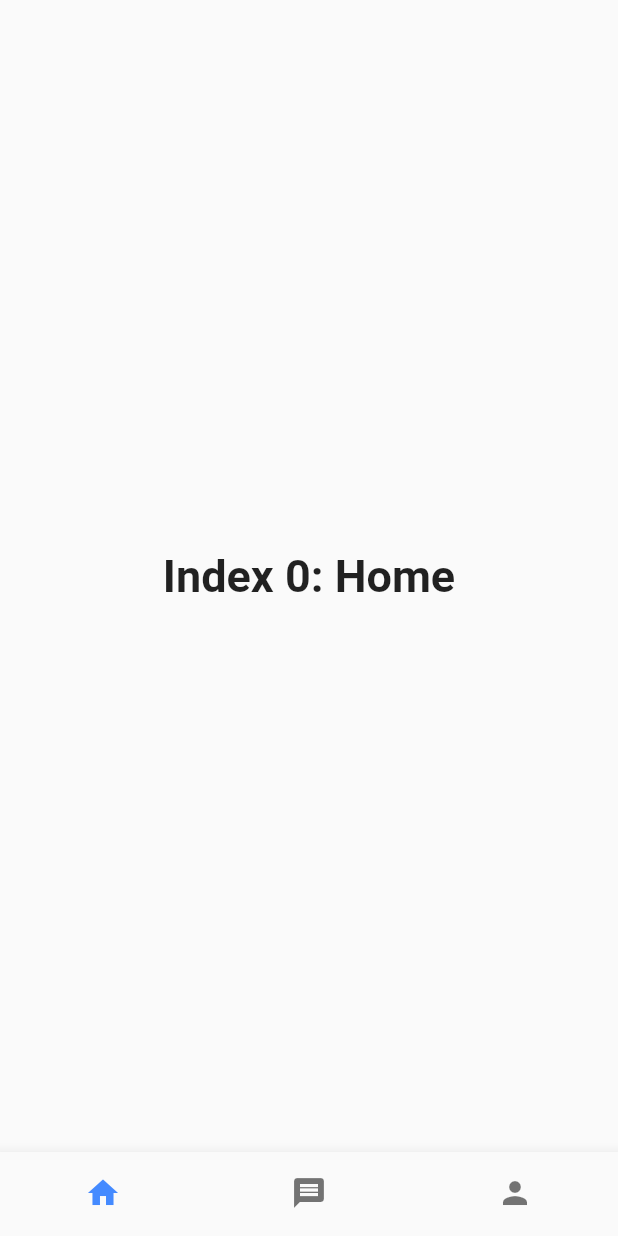
After one commit to Sanliston/MTR_flutter, a Flutter app: the MainScreen screen opened directly, on a phone screen of 412 x 824 dp. The commit adds this screen. Run offline on Flutter 3.47's test engine with Material 2 defaults, Android fonts, the phone set to English and light mode, and no system bars.

Commit message:
Added bottom navigation to main screen

```diff
--- a/lib/controllers/login_controller.dart
+++ b/lib/controllers/login_controller.dart
@@ -1,7 +1,7 @@
 import 'package:flutter/material.dart';
 import 'package:flutter/services.dart';
 import 'package:MTR_flutter/utilities/constants.dart';
-import 'package:MTR_flutter/screens/home_screen.dart';
+import 'package:MTR_flutter/screens/main_screen.dart';
 import 'package:MTR_flutter/screens/login_screen.dart';
 
 
--- a/lib/controllers/signup_controller.dart
+++ b/lib/controllers/signup_controller.dart
@@ -3,7 +3,7 @@ import 'dart:collection';
 import 'package:flutter/material.dart';
 import 'package:flutter/services.dart';
 import 'package:MTR_flutter/utilities/constants.dart';
-import 'package:MTR_flutter/screens/home_screen.dart';
+import 'package:MTR_flutter/screens/main_screen.dart';
 import 'package:MTR_flutter/screens/login_screen.dart';
 
 
--- a/lib/screens/home_screen.dart
+++ /dev/null
@@ -1,14 +0,0 @@
-import 'package:flutter/material.dart';
-import 'package:flutter/services.dart';
-import 'package:MTR_flutter/utilities/constants.dart';
-
-class HomeScreen extends StatelessWidget {
-  Widget build(BuildContext context) {
-    return Scaffold(
-      appBar: AppBar(),
-      body: Center(
-        child: Text('HOME SCREEN'),
-      ),
-    );
-  }
-}
--- a/lib/screens/login_screen.dart
+++ b/lib/screens/login_screen.dart
@@ -1,7 +1,7 @@
 import 'package:flutter/material.dart';
 import 'package:flutter/services.dart';
 import 'package:MTR_flutter/utilities/constants.dart';
-import 'package:MTR_flutter/screens/home_screen.dart';
+import 'package:MTR_flutter/screens/main_screen.dart';
 import 'package:MTR_flutter/screens/signup_screen.dart';
 import 'package:MTR_flutter/controllers/login_controller.dart';
 
@@ -213,7 +213,7 @@ class _LoginScreenState extends State<LoginScreen> {
           //get password from form
           String passwordInput = passwordController.text;
 
-          Widget screen = HomeScreen();
+          Widget screen = MainScreen();
           LoginController loginController = new LoginController.buildContext(context, screen);
           loginController.login(emailInput, passwordInput, isValid);
 
--- /dev/null
+++ b/lib/screens/main_screen.dart
@@ -0,0 +1,77 @@
+import 'package:flutter/material.dart';
+import 'package:flutter/services.dart';
+import 'package:MTR_flutter/utilities/constants.dart';
+
+/*This screen will be made of tabs: Home, Inbox, and Personal
+  link: https://api.flutter.dev/flutter/material/BottomNavigationBar-class.html
+  */
+
+class MainScreen extends StatefulWidget {
+
+  MainScreen({Key key}) : super(key:key);
+
+  @override
+  _MainScreenState createState() => _MainScreenState();
+
+}
+
+class _MainScreenState extends State<MainScreen> {
+
+  int _selectedIndex = 0;
+
+  static const TextStyle optionStyle = TextStyle(
+    fontSize: 30,
+    fontWeight: FontWeight.bold
+  );
+
+  static const List<Widget> _widgetOptions = <Widget> [
+    Text(
+      'Index 0: Home',
+      style: optionStyle,
+    ),
+    Text(
+      'Index 1: Inbox',
+      style: optionStyle,
+    ),
+    Text(
+      'Index 2: Personal',
+      style: optionStyle,
+    ),
+  ];
+
+  void _onItemTapped(int index){
+    setState((){
+      _selectedIndex = index;
+    });
+  }
+
+  @override
+  Widget build(BuildContext context){
+    return Scaffold(
+      body: Center(
+        child: _widgetOptions.elementAt(_selectedIndex),
+      ),
+      bottomNavigationBar: BottomNavigationBar(
+        showSelectedLabels: false,
+        showUnselectedLabels: false,
+        items: const <BottomNavigationBarItem> [
+          BottomNavigationBarItem(
+            icon: Icon(Icons.home),
+            title: Text('Home'),
+          ),
+          BottomNavigationBarItem(
+            icon: Icon(Icons.message),
+            title: Text('Inbox'),
+          ),
+          BottomNavigationBarItem(
+            icon: Icon(Icons.person),
+            title: Text('Personal'),
+          ),
+        ],
+        currentIndex: _selectedIndex,
+        selectedItemColor: Colors.blueAccent,
+        onTap: _onItemTapped,
+      ),
+    );
+  }
+}
--- a/lib/screens/signup_screen.dart
+++ b/lib/screens/signup_screen.dart
@@ -3,7 +3,7 @@ import 'dart:collection';
 import 'package:flutter/material.dart';
 import 'package:flutter/services.dart';
 import 'package:MTR_flutter/utilities/constants.dart';
-import 'package:MTR_flutter/screens/home_screen.dart';
+import 'package:MTR_flutter/screens/main_screen.dart';
 import 'package:MTR_flutter/screens/login_screen.dart';
 import 'package:MTR_flutter/controllers/signup_controller.dart';
 
@@ -360,7 +360,7 @@ class _SignUpScreenState extends State<SignUpScreen> {
            dataMap['passwordConfirmed'] = passwordConfirmController.text;
 
 
-          Widget screen = HomeScreen();
+          Widget screen = MainScreen();
           SignupController signupController = new SignupController.buildContext(context, screen);
           signupController.register(dataMap, isValid);
 
```
